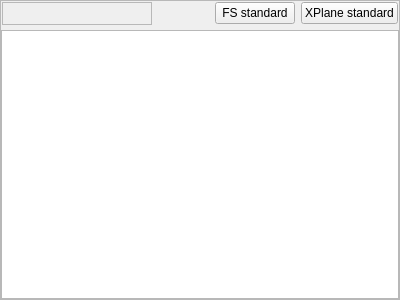
Above: src/blackgui/components/dbdistributorcomponent.ui from swift-project/pilotclient before the change. Below: the same form after it.
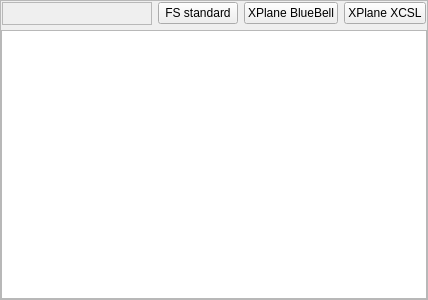
That is the form after the change. Custom widgets are drawn as their Qt base class.

Commit message:
[UI] Change distributor buttons to BB/XCSL
XPlane standard DOES NOT make sense, as it adds AI aircraft

```diff
--- a/src/blackgui/components/dbdistributorcomponent.ui
+++ b/src/blackgui/components/dbdistributorcomponent.ui
@@ -113,7 +113,14 @@
          <item>
           <widget class="QPushButton" name="pb_SelectXPlane">
            <property name="text">
-            <string>XPlane standard</string>
+            <string>XPlane BlueBell</string>
+           </property>
+          </widget>
+         </item>
+         <item>
+          <widget class="QPushButton" name="pb_SelectXplaneXCSL">
+           <property name="text">
+            <string>XPlane XCSL</string>
            </property>
           </widget>
          </item>
```
Left out of the diff: 4 changed lines with no effect on the pictures. The commit also changes 3 other files.
